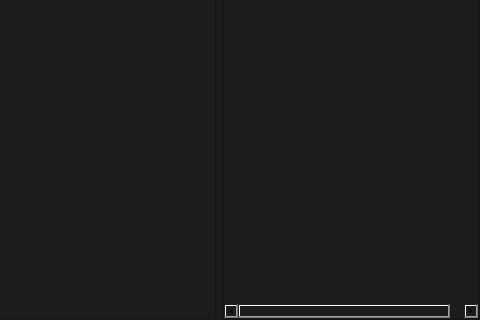
dertwist/Hammer5Tools, file smartprop_editor/main.ui: the form before one commit; both pictures show x 800 to 1280 and y 400 to 720 of the 1280 by 720 pixel window.
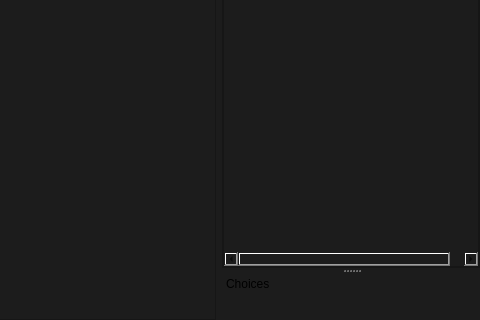
The form after the commit. Icons and pictures are not drawn.

Commit message: Choices ui and example added

```diff
--- a/smartprop_editor/main.ui
+++ b/smartprop_editor/main.ui
@@ -1241,6 +1241,18 @@
     </layout>
    </widget>
   </widget>
+  <widget class="QDockWidget" name="dockWidget_2">
+   <property name="features">
+    <set>QDockWidget::DockWidgetFeature::DockWidgetMovable</set>
+   </property>
+   <property name="windowTitle">
+    <string>Choices</string>
+   </property>
+   <attribute name="dockWidgetArea">
+    <number>2</number>
+   </attribute>
+   <widget class="QWidget" name="dockWidgetContents_3"/>
+  </widget>
   <action name="actionDebug_output">
    <property name="icon">
     <iconset resource="../resources.qrc">
```
Left out of the diff: 54 changed lines with no effect on the pictures. The commit also changes 3 other files.
